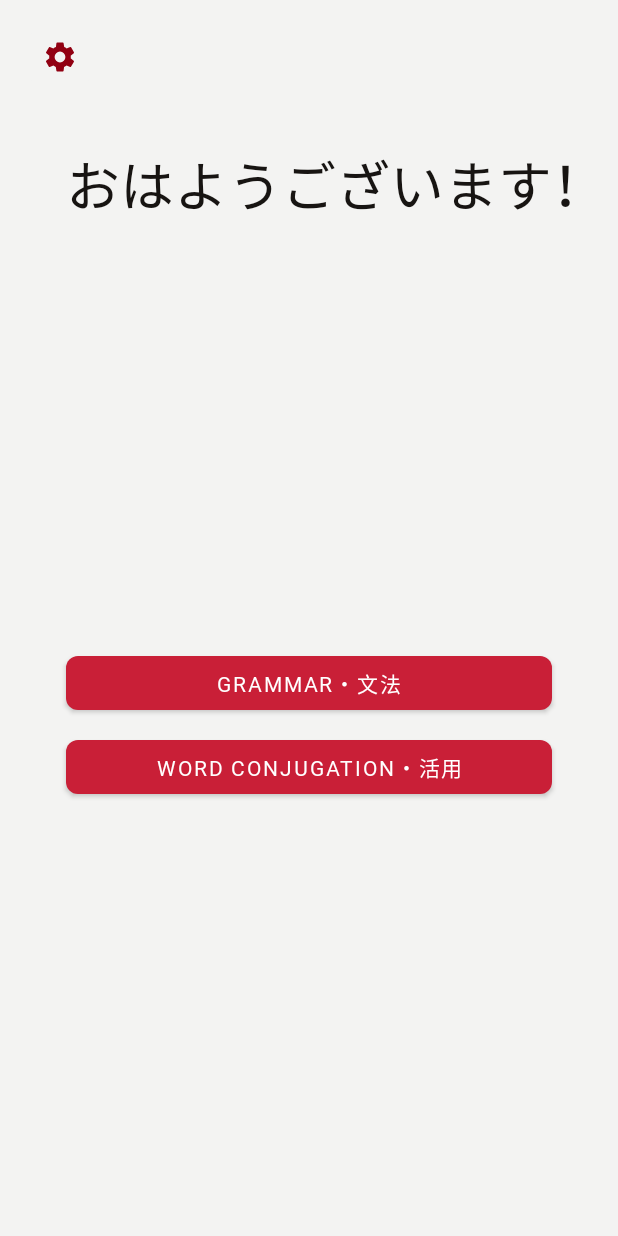
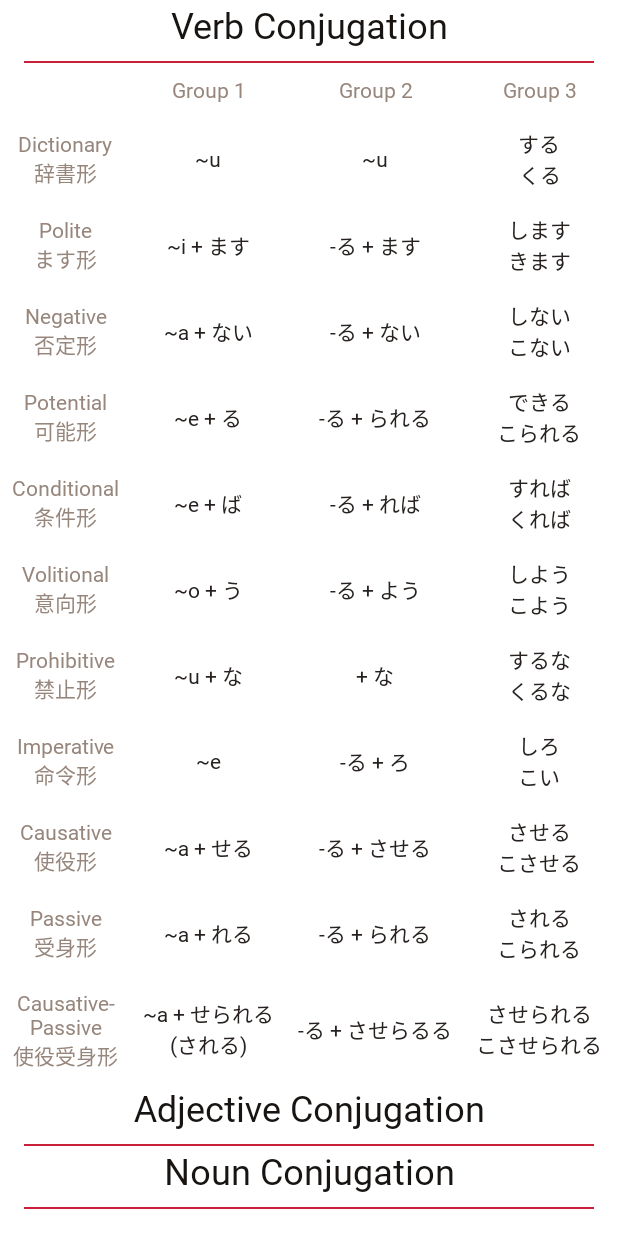
Before and after one commit to nrchan/ProjectJLPT, an Android app: the screen it shows after launch (MainActivity before the commit, ConjugationActivity after it), after a tap on "WORD CONJUGATION・活用", on a phone screen of 412 x 824 dp. Run offline under Robolectric (Android 15) with nearby library versions, the phone set to English and light mode, and no system bars.

Commit message:
verb conjugation table

```diff
--- a/app/src/main/AndroidManifest.xml
+++ b/app/src/main/AndroidManifest.xml
@@ -11,6 +11,8 @@
             android:supportsRtl="true"
             android:theme="@style/AppTheme"
             tools:ignore="GoogleAppIndexingWarning">
+        <activity android:name=".ConjugationActivity">
+        </activity>
         <activity android:name=".SettingActivity">
         </activity>
         <activity
--- /dev/null
+++ b/app/src/main/java/com/example/nr/projectjlpt/ConjugationActivity.kt
@@ -0,0 +1,12 @@
+package com.example.nr.projectjlpt
+
+import androidx.appcompat.app.AppCompatActivity
+import android.os.Bundle
+
+class ConjugationActivity : AppCompatActivity() {
+
+    override fun onCreate(savedInstanceState: Bundle?) {
+        super.onCreate(savedInstanceState)
+        setContentView(R.layout.activity_conjugation)
+    }
+}
--- a/app/src/main/java/com/example/nr/projectjlpt/MainActivity.kt
+++ b/app/src/main/java/com/example/nr/projectjlpt/MainActivity.kt
@@ -5,6 +5,7 @@ import androidx.appcompat.app.AppCompatActivity
 import android.os.Bundle
 import kotlinx.android.synthetic.main.activity_main.*
 import android.graphics.Typeface
+import android.widget.Toast
 import androidx.preference.PreferenceManager
 import java.util.*
 
@@ -23,7 +24,7 @@ class MainActivity : AppCompatActivity() {
         }
 
         conjugation_activity_btn.setOnClickListener {
-            //startActivity(Intent(this, ConjugationActivity::class.java))
+            startActivity(Intent(this, ConjugationActivity::class.java))
         }
 
         setting_btn.setOnClickListener {
--- /dev/null
+++ b/app/src/main/res/layout/activity_conjugation.xml
@@ -0,0 +1,290 @@
+<?xml version="1.0" encoding="utf-8"?>
+<ScrollView
+        xmlns:android="http://schemas.android.com/apk/res/android"
+        xmlns:tools="http://schemas.android.com/tools"
+        xmlns:app="http://schemas.android.com/apk/res-auto"
+        android:layout_width="match_parent"
+        android:layout_height="match_parent"
+        tools:context=".ConjugationActivity">
+
+        <LinearLayout android:layout_width="match_parent" android:layout_height="wrap_content"
+                      android:orientation="vertical">
+            <TextView
+                    android:text="@string/conjugation_activity_verb_title"
+                    android:layout_width="match_parent"
+                    android:layout_height="wrap_content" android:id="@+id/verb_title" android:textAlignment="center"
+                    android:textColor="@color/titleText" android:textSize="24sp"
+                    android:fontFamily="@font/noto_sans_cjk_black"/>
+            <View
+                    android:id="@+id/divider1"
+                    android:layout_width="match_parent"
+                    android:layout_height="1dp"
+                    android:background="@color/colorSecondary"
+                    android:layout_marginStart="16dp" android:layout_marginEnd="16dp" android:layout_marginTop="8dp"/>
+            <HorizontalScrollView
+                    android:layout_width="match_parent"
+                    android:layout_height="match_parent">
+                <TableLayout
+                        android:layout_width="wrap_content"
+                        android:layout_height="match_parent" android:id="@+id/verb_table">
+
+                    <TableRow android:layout_width="match_parent" android:layout_height="match_parent"
+                              android:id="@+id/verb_table_title" android:gravity="center">
+                        <TextView
+                                android:layout_width="wrap_content"
+                                android:layout_height="wrap_content" android:id="@+id/tit0"
+                                android:padding="8dp"/>
+                        <TextView
+                                android:text="@string/conjugation_activity_verb_group1_title"
+                                android:id="@+id/tit1"
+                                style="@style/conjugation_table_title_style"/>
+                        <TextView
+                                android:text="@string/conjugation_activity_verb_group2_title"
+                                android:id="@+id/tit2"
+                                style="@style/conjugation_table_title_style"/>
+                        <TextView
+                                android:text="@string/conjugation_activity_verb_group3_title"
+                                android:id="@+id/tit3"
+                                style="@style/conjugation_table_title_style"/>
+                    </TableRow>
+                    <TableRow
+                            android:layout_width="match_parent"
+                            android:layout_height="match_parent" android:id="@+id/verb_table_dictionary"
+                            android:gravity="center">
+                        <TextView
+                                android:text="@string/conjugation_activity_verb_title_dict"
+                                style="@style/conjugation_table_title_style"
+                                android:id="@+id/dict0"/>
+                        <TextView
+                                android:text="@string/conjugation_activity_verb_group1_dict"
+                                android:id="@+id/dict1"
+                                style="@style/conjugation_table_content_style"/>
+                        <TextView
+                                android:text="@string/conjugation_activity_verb_group2_dict"
+                                android:id="@+id/dict2"
+                                style="@style/conjugation_table_content_style"/>
+                        <TextView
+                                android:text="@string/conjugation_activity_verb_group3_dict"
+                                android:id="@+id/dict3"
+                                style="@style/conjugation_table_content_style"/>
+                    </TableRow>
+                    <TableRow android:layout_width="match_parent" android:layout_height="match_parent"
+                              android:gravity="center" android:id="@+id/verb_table_polite">
+                        <TextView
+                                android:text="@string/conjugation_activity_verb_title_masu"
+                                style="@style/conjugation_table_title_style"
+                                android:id="@+id/masu0"/>
+                        <TextView
+                                android:text="@string/conjugation_activity_verb_group1_masu"
+                                android:id="@+id/masu1"
+                                style="@style/conjugation_table_content_style"/>
+                        <TextView
+                                android:text="@string/conjugation_activity_verb_group2_masu"
+                                android:id="@+id/masu2"
+                                style="@style/conjugation_table_content_style"/>
+                        <TextView
+                                android:text="@string/conjugation_activity_verb_group3_masu"
+                                android:id="@+id/masu3"
+                                style="@style/conjugation_table_content_style"/>
+                    </TableRow>
+                    <TableRow android:layout_width="match_parent" android:layout_height="match_parent"
+                              android:gravity="center" android:id="@+id/verb_table_negative">
+                        <TextView
+                                android:text="@string/conjugation_activity_verb_title_neg"
+                                style="@style/conjugation_table_title_style"
+                                android:id="@+id/neg0"/>
+                        <TextView
+                                android:text="@string/conjugation_activity_verb_group1_neg"
+                                android:id="@+id/neg1"
+                                style="@style/conjugation_table_content_style"/>
+                        <TextView
+                                android:text="@string/conjugation_activity_verb_group2_neg"
+                                android:id="@+id/neg2"
+                                style="@style/conjugation_table_content_style"/>
+                        <TextView
+                                android:text="@string/conjugation_activity_verb_group3_neg"
+                                android:id="@+id/neg3"
+                                style="@style/conjugation_table_content_style"/>
+                    </TableRow>
+                    <TableRow android:layout_width="match_parent" android:layout_height="match_parent"
+                              android:gravity="center" android:id="@+id/verb_table_potential">
+                        <TextView
+                                android:text="@string/conjugation_activity_verb_title_pot"
+                                style="@style/conjugation_table_title_style"
+                                android:id="@+id/pot0"/>
+                        <TextView
+                                android:text="@string/conjugation_activity_verb_group1_pot"
+                                android:id="@+id/pot1"
+                                style="@style/conjugation_table_content_style"/>
+                        <TextView
+                                android:text="@string/conjugation_activity_verb_group2_pot"
+                                android:id="@+id/pot2"
+                                style="@style/conjugation_table_content_style"/>
+                        <TextView
+                                android:text="@string/conjugation_activity_verb_group3_pot"
+                                android:id="@+id/pot3"
+                                style="@style/conjugation_table_content_style"/>
+                    </TableRow>
+                    <TableRow android:layout_width="match_parent" android:layout_height="match_parent"
+                              android:gravity="center" android:id="@+id/verb_table_conditional">
+                        <TextView
+                                android:text="@string/conjugation_activity_verb_title_con"
+                                style="@style/conjugation_table_title_style"
+                                android:id="@+id/con0"/>
+                        <TextView
+                                android:text="@string/conjugation_activity_verb_group1_con"
+                                android:id="@+id/con1"
+                                style="@style/conjugation_table_content_style"/>
+                        <TextView
+                                android:text="@string/conjugation_activity_verb_group2_con"
+                                android:id="@+id/con2"
+                                style="@style/conjugation_table_content_style"/>
+                        <TextView
+                                android:text="@string/conjugation_activity_verb_group3_con"
+                                android:id="@+id/con3"
+                                style="@style/conjugation_table_content_style"/>
+                    </TableRow>
+                    <TableRow android:layout_width="match_parent" android:layout_height="match_parent"
+                              android:gravity="center" android:id="@+id/verb_table_volitional">
+                        <TextView
+                                android:text="@string/conjugation_activity_verb_title_vol"
+                                style="@style/conjugation_table_title_style"
+                                android:id="@+id/vol0"/>
+                        <TextView
+                                android:text="@string/conjugation_activity_verb_group1_vol"
+                                android:id="@+id/vol1"
+                                style="@style/conjugation_table_content_style"/>
+                        <TextView
+                                android:text="@string/conjugation_activity_verb_group2_vol"
+                                android:id="@+id/vol2"
+                                style="@style/conjugation_table_content_style"/>
+                        <TextView
+                                android:text="@string/conjugation_activity_verb_group3_vol"
+                                android:id="@+id/vol3"
+                                style="@style/conjugation_table_content_style"/>
+                    </TableRow>
+                    <TableRow android:layout_width="match_parent" android:layout_height="match_parent"
+                              android:gravity="center" android:id="@+id/verb_table_prohibitive">
+                        <TextView
+                                android:text="@string/conjugation_activity_verb_title_proh"
+                                style="@style/conjugation_table_title_style"
+                                android:id="@+id/proh0"/>
+                        <TextView
+                                android:text="@string/conjugation_activity_verb_group1_proh"
+                                android:id="@+id/proh1"
+                                style="@style/conjugation_table_content_style"/>
+                        <TextView
+                                android:text="@string/conjugation_activity_verb_group2_proh"
+                                android:id="@+id/proh2"
+                                style="@style/conjugation_table_content_style"/>
+                        <TextView
+                                android:text="@string/conjugation_activity_verb_group3_proh"
+                                android:id="@+id/proh3"
+                                style="@style/conjugation_table_content_style"/>
+                    </TableRow>
+                    <TableRow android:layout_width="match_parent" android:layout_height="match_parent"
+                              android:gravity="center" android:id="@+id/verb_table_imperative">
+                        <TextView
+                                android:text="@string/conjugation_activity_verb_title_imp"
+                                style="@style/conjugation_table_title_style"
+                                android:id="@+id/imp0"/>
+                        <TextView
+                                android:text="@string/conjugation_activity_verb_group1_imp"
+                                android:id="@+id/imp1"
+                                style="@style/conjugation_table_content_style"/>
+                        <TextView
+                                android:text="@string/conjugation_activity_verb_group2_imp"
+                                android:id="@+id/imp2"
+                                style="@style/conjugation_table_content_style"/>
+                        <TextView
+                                android:text="@string/conjugation_activity_verb_group3_imp"
+                                android:id="@+id/imp3"
+                                style="@style/conjugation_table_content_style"/>
+                    </TableRow>
+                    <TableRow android:layout_width="match_parent" android:layout_height="match_parent"
+                              android:gravity="center" android:id="@+id/verb_table_causative">
+                        <TextView
+                                android:text="@string/conjugation_activity_verb_title_cau"
+                                style="@style/conjugation_table_title_style"
+                                android:id="@+id/cau0"/>
+                        <TextView
+                                android:text="@string/conjugation_activity_verb_group1_cau"
+                                android:id="@+id/cau1"
+                                style="@style/conjugation_table_content_style"/>
+                        <TextView
+                                android:text="@string/conjugation_activity_verb_group2_cau"
+                                android:id="@+id/cau2"
+                                style="@style/conjugation_table_content_style"/>
+                        <TextView
+                                android:text="@string/conjugation_activity_verb_group3_cau"
+                                android:id="@+id/cau3"
+                                style="@style/conjugation_table_content_style"/>
+                    </TableRow>
+                    <TableRow android:layout_width="match_parent" android:layout_height="match_parent"
+                              android:gravity="center" android:id="@+id/verb_table_passive">
+                        <TextView
+                                android:text="@string/conjugation_activity_verb_title_pas"
+                                style="@style/conjugation_table_title_style"
+                                android:id="@+id/pas0"/>
+                        <TextView
+                                android:text="@string/conjugation_activity_verb_group1_pas"
+                                android:id="@+id/pas1"
+                                style="@style/conjugation_table_content_style"/>
+                        <TextView
+                                android:text="@string/conjugation_activity_verb_group2_pas"
+                                android:id="@+id/pas2"
+                                style="@style/conjugation_table_content_style"/>
+                        <TextView
+                                android:text="@string/conjugation_activity_verb_group3_pas"
+                                android:id="@+id/pas3"
+                                style="@style/conjugation_table_content_style"/>
+                    </TableRow>
+                    <TableRow android:layout_width="match_parent" android:layout_height="match_parent"
+                              android:gravity="center" android:id="@+id/verb_table_causative_passive">
+                        <TextView
+                                android:text="@string/conjugation_activity_verb_title_caupas"
+                                style="@style/conjugation_table_title_style"
+                                android:id="@+id/caupas0"/>
+                        <TextView
+                                android:text="@string/conjugation_activity_verb_group1_caupas"
+                                android:id="@+id/caupas1"
+                                style="@style/conjugation_table_content_style"/>
+                        <TextView
+                                android:text="@string/conjugation_activity_verb_group2_caupas"
+                                android:id="@+id/caupas2"
+                                style="@style/conjugation_table_content_style"/>
+                        <TextView
+                                android:text="@string/conjugation_activity_verb_group3_caupas"
+                                android:id="@+id/caupas3"
+                                style="@style/conjugation_table_content_style"/>
+                    </TableRow>
+                </TableLayout>
+            </HorizontalScrollView>
+            <TextView
+                    android:text="@string/conjugation_activity_adj_title"
+                    android:layout_width="match_parent"
+                    android:layout_height="wrap_content" android:id="@+id/adj_title" android:textAlignment="center"
+                    android:textColor="@color/titleText" android:textSize="24sp"
+                    android:fontFamily="@font/noto_sans_cjk_black"/>
+            <View
+                    android:id="@+id/divider2"
+                    android:layout_width="match_parent"
+                    android:layout_height="1dp"
+                    android:background="@color/colorSecondary"
+                    android:layout_marginStart="16dp" android:layout_marginEnd="16dp" android:layout_marginTop="8dp"
+            />
+            <TextView
+                android:text="@string/conjugation_activity_noun_title"
+                android:layout_width="match_parent"
+                android:layout_height="wrap_content" android:id="@+id/noun_title" android:textAlignment="center"
+                android:textColor="@color/titleText" android:textSize="24sp"
+                android:fontFamily="@font/noto_sans_cjk_black"/>
+            <View
+                    android:id="@+id/divider3"
+                    android:layout_width="match_parent"
+                    android:layout_height="1dp"
+                    android:background="@color/colorSecondary"
+                    android:layout_marginStart="16dp" android:layout_marginEnd="16dp" android:layout_marginTop="8dp"
+            />
+        </LinearLayout>
+</ScrollView>
--- a/app/src/main/res/layout/activity_main.xml
+++ b/app/src/main/res/layout/activity_main.xml
@@ -9,7 +9,7 @@
 
     <TextView
             android:text="@string/main_activity_title_welcome_back"
-            android:layout_width="wrap_content"
+            android:layout_width="0dp"
             android:layout_height="wrap_content" android:id="@+id/main_activity_title"
             android:layout_marginTop="96dp"
             app:layout_constraintTop_toTopOf="parent" app:layout_constraintEnd_toEndOf="parent"
--- a/app/src/main/res/values/strings.xml
+++ b/app/src/main/res/values/strings.xml
@@ -33,6 +33,58 @@
     <string name="individual_grammar_example">Example・例文</string>
     <string name="title_activity_settings">Settings</string>
 
+    <!-- ConjugationActivity Activity -->
+    <string name="conjugation_activity_verb_title">Verb Conjugation</string>
+    <string name="conjugation_activity_verb_group1_title">Group 1</string>
+    <string name="conjugation_activity_verb_group2_title">Group 2</string>
+    <string name="conjugation_activity_verb_group3_title">Group 3</string>
+    <string name="conjugation_activity_verb_title_dict">Dictionary\n辞書形</string>
+    <string name="conjugation_activity_verb_group1_dict">~u</string>
+    <string name="conjugation_activity_verb_group2_dict">~u</string>
+    <string name="conjugation_activity_verb_group3_dict">する\nくる</string>
+    <string name="conjugation_activity_verb_title_masu">Polite\nます形</string>
+    <string name="conjugation_activity_verb_group1_masu">~i + ます</string>
+    <string name="conjugation_activity_verb_group2_masu">-る + ます</string>
+    <string name="conjugation_activity_verb_group3_masu">します\nきます</string>
+    <string name="conjugation_activity_verb_title_neg">Negative\n否定形</string>
+    <string name="conjugation_activity_verb_group1_neg">~a + ない</string>
+    <string name="conjugation_activity_verb_group2_neg">-る + ない</string>
+    <string name="conjugation_activity_verb_group3_neg">しない\nこない</string>
+    <string name="conjugation_activity_verb_title_pot">Potential\n可能形</string>
+    <string name="conjugation_activity_verb_group1_pot">~e + る</string>
+    <string name="conjugation_activity_verb_group2_pot">-る + られる</string>
+    <string name="conjugation_activity_verb_group3_pot">できる\nこられる</string>
+    <string name="conjugation_activity_verb_title_con">Conditional\n条件形</string>
+    <string name="conjugation_activity_verb_group1_con">~e + ば</string>
+    <string name="conjugation_activity_verb_group2_con">-る + れば</string>
+    <string name="conjugation_activity_verb_group3_con">すれば\nくれば</string>
+    <string name="conjugation_activity_verb_title_vol">Volitional\n意向形</string>
+    <string name="conjugation_activity_verb_group1_vol">~o + う</string>
+    <string name="conjugation_activity_verb_group2_vol">-る + よう</string>
+    <string name="conjugation_activity_verb_group3_vol">しよう\nこよう</string>
+    <string name="conjugation_activity_verb_title_proh">Prohibitive\n禁止形</string>
+    <string name="conjugation_activity_verb_group1_proh">~u + な</string>
+    <string name="conjugation_activity_verb_group2_proh">+ な</string>
+    <string name="conjugation_activity_verb_group3_proh">するな\nくるな</string>
+    <string name="conjugation_activity_verb_title_imp">Imperative\n命令形</string>
+    <string name="conjugation_activity_verb_group1_imp">~e</string>
+    <string name="conjugation_activity_verb_group2_imp">-る + ろ</string>
+    <string name="conjugation_activity_verb_group3_imp">しろ\nこい</string>
+    <string name="conjugation_activity_verb_title_cau">Causative\n使役形</string>
+    <string name="conjugation_activity_verb_group1_cau">~a + せる</string>
+    <string name="conjugation_activity_verb_group2_cau">-る + させる</string>
+    <string name="conjugation_activity_verb_group3_cau">させる\nこさせる</string>
+    <string name="conjugation_activity_verb_title_pas">Passive\n受身形</string>
+    <string name="conjugation_activity_verb_group1_pas">~a + れる</string>
+    <string name="conjugation_activity_verb_group2_pas">-る + られる</string>
+    <string name="conjugation_activity_verb_group3_pas">される\nこられる</string>
+    <string name="conjugation_activity_verb_title_caupas">Causative-\nPassive\n使役受身形</string>
+    <string name="conjugation_activity_verb_group1_caupas">~a + せられる\n(される)</string>
+    <string name="conjugation_activity_verb_group2_caupas">-る + させらるる</string>
+    <string name="conjugation_activity_verb_group3_caupas">させられる\nこさせられる</string>
+    <string name="conjugation_activity_adj_title">Adjective Conjugation</string>
+    <string name="conjugation_activity_noun_title">Noun Conjugation</string>
+
     <!-- Preference Titles -->
     <string name="data_header">Data</string>
     <string name="custom_header">Customize</string>
--- a/app/src/main/res/values/styles.xml
+++ b/app/src/main/res/values/styles.xml
@@ -23,4 +23,21 @@
 
     <style name="AppTheme.PopupOverlay" parent="ThemeOverlay.AppCompat.Light"/>
 
+    <style name="conjugation_table_title_style">
+        <item name="android:layout_width">wrap_content</item>
+        <item name="android:layout_height">wrap_content</item>
+        <item name="android:textColor">@color/colorAccent</item>
+        <item name="android:fontFamily">@font/noto_sans_cjk_regular</item>
+        <item name="android:padding">8dp</item>
+        <item name="android:gravity">center</item>
+    </style>
+    <style name="conjugation_table_content_style">
+        <item name="android:layout_width">wrap_content</item>
+        <item name="android:layout_height">wrap_content</item>
+        <item name="android:textColor">@color/normalText</item>
+        <item name="android:fontFamily">@font/noto_sans_cjk_regular</item>
+        <item name="android:padding">8dp</item>
+        <item name="android:gravity">center</item>
+    </style>
+
 </resources>
```
